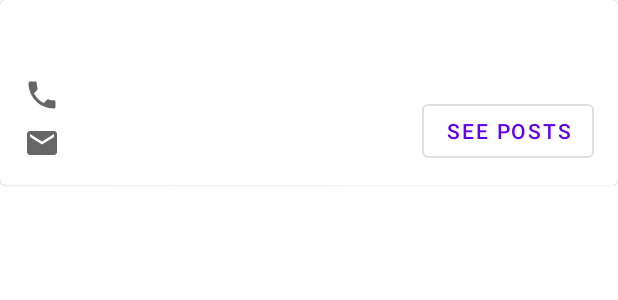
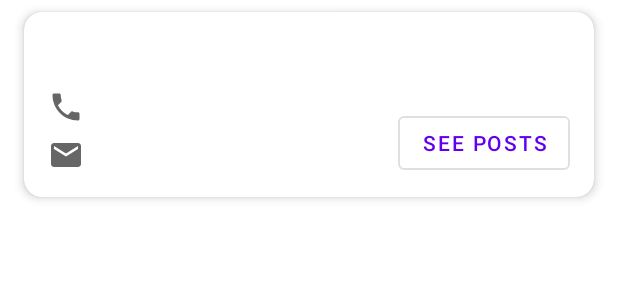
Before and after one commit to SmartEmotions/padawan, an Android app: the layout user_card.xml on its own in the app's theme, with its tools: preview values and no code run, on a phone screen of 412 x 824 dp. Shown: the top 300 px of the screen. Run offline under Robolectric (Android 15) with nearby library versions, the phone set to English and light mode, and no system bars.

Commit message:
Style card user

```diff
--- a/app/src/main/res/layout/user_card.xml
+++ b/app/src/main/res/layout/user_card.xml
@@ -1,10 +1,24 @@
 <?xml version="1.0" encoding="utf-8"?>
-<com.google.android.material.card.MaterialCardView
+<androidx.constraintlayout.widget.ConstraintLayout
     xmlns:android="http://schemas.android.com/apk/res/android"
     xmlns:app="http://schemas.android.com/apk/res-auto"
     xmlns:tool="http://schemas.android.com/tools"
     android:layout_width="match_parent"
     android:layout_height="wrap_content">
+
+    <com.google.android.material.card.MaterialCardView
+        android:layout_width="match_parent"
+        android:layout_height="wrap_content"
+        android:layout_marginStart="16dp"
+        android:layout_marginTop="8dp"
+        android:layout_marginEnd="16dp"
+        android:layout_marginBottom="8dp"
+        app:cardElevation="@dimen/card_elevation"
+        app:cardCornerRadius="12dp"
+        app:layout_constraintBottom_toBottomOf="parent"
+        app:layout_constraintEnd_toEndOf="parent"
+        app:layout_constraintStart_toStartOf="parent"
+        app:layout_constraintTop_toTopOf="parent">
 
         <androidx.constraintlayout.widget.ConstraintLayout
             android:id="@+id/contentCard"
@@ -112,3 +126,4 @@
         </androidx.constraintlayout.widget.ConstraintLayout>
 
     </com.google.android.material.card.MaterialCardView>
+</androidx.constraintlayout.widget.ConstraintLayout>
--- a/app/src/main/res/values/dimens.xml
+++ b/app/src/main/res/values/dimens.xml
@@ -1,2 +1,4 @@
 <resources>
+    <!-- TODO Add dimens responsive on different devices -->
+    <dimen name="card_elevation">4dp</dimen>
 </resources>
```
Lines whose indentation alone changed are shown as unchanged.
